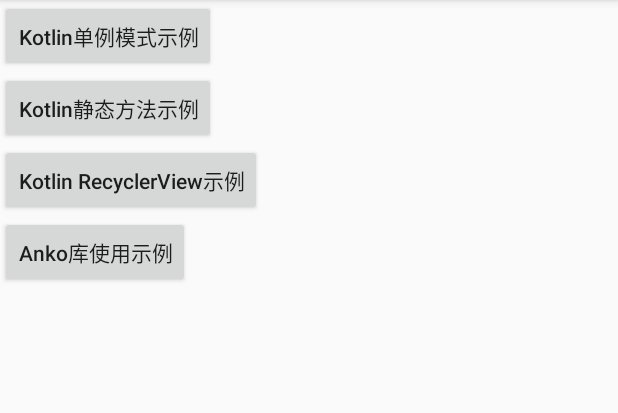
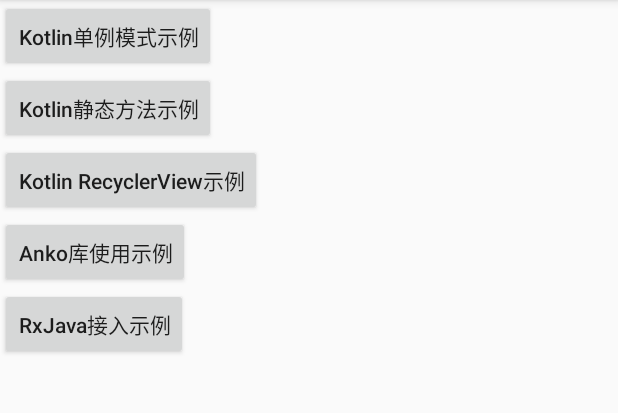
Before and after one commit to alexlee1987/KotlinManual, an Android app: the screen it shows after launch (MainActivity), after a tap on "Kotlin静态方法示例", on a phone screen of 412 x 824 dp, the part 84-497 px from its top. Run offline under Robolectric (Android 15) with nearby library versions, the phone set to English and light mode, and no system bars.

Commit message:
增加RxJava2接入及使用方式；添加@JvmStatic和@JvmField注解说明

```diff
--- a/app/build.gradle
+++ b/app/build.gradle
@@ -34,4 +34,6 @@ dependencies {
     testImplementation 'junit:junit:4.12'
     androidTestImplementation 'com.android.support.test:runner:1.0.2'
     androidTestImplementation 'com.android.support.test.espresso:espresso-core:3.0.2'
+    implementation "io.reactivex.rxjava2:rxjava:2.0.1"
+    implementation "io.reactivex.rxjava2:rxandroid:2.0.1"
 }
--- a/app/src/main/AndroidManifest.xml
+++ b/app/src/main/AndroidManifest.xml
@@ -1,6 +1,7 @@
 <?xml version="1.0" encoding="utf-8"?>
 <manifest xmlns:android="http://schemas.android.com/apk/res/android"
     package="com.alexlee1987.kotlinmanual">
+
     <uses-permission android:name="android.permission.ACCESS_WIFI_STATE" />
 
     <application
@@ -19,7 +20,8 @@
             </intent-filter>
         </activity>
         <activity android:name=".recyclerview.RecyclerViewActivity" />
-        <activity android:name=".ankodemo.AnkoDemoActivity"></activity>
+        <activity android:name=".ankodemo.AnkoDemoActivity" />
+        <activity android:name=".activity.RxJavaDemoActivity"></activity>
     </application>
 
 </manifest>
--- a/app/src/main/java/com/alexlee1987/kotlinmanual/MainActivity.kt
+++ b/app/src/main/java/com/alexlee1987/kotlinmanual/MainActivity.kt
@@ -6,6 +6,7 @@ import android.os.Bundle
 import android.util.Log
 import android.view.View
 import android.view.View.OnClickListener
+import com.alexlee1987.kotlinmanual.activity.RxJavaDemoActivity
 import com.alexlee1987.kotlinmanual.ankodemo.AnkoDemoActivity
 import com.alexlee1987.kotlinmanual.recyclerview.RecyclerViewActivity
 import com.alexlee1987.kotlinmanual.utils.CommonUtils
@@ -42,6 +43,9 @@ class MainActivity : AppCompatActivity(), OnClickListener {
             R.id.btn_anko -> {
                 clazz = AnkoDemoActivity::class.java
             }
+            R.id.btn_rxjava -> {
+                clazz = RxJavaDemoActivity::class.java
+            }
             else -> clazz = MainActivity::class.java
         }
         if (clazz != null) {
@@ -62,6 +66,7 @@ class MainActivity : AppCompatActivity(), OnClickListener {
         btn_static_fun.setOnClickListener(this)
         btn_recyclerview.setOnClickListener(this)
         btn_anko.setOnClickListener(this)
+        btn_rxjava.setOnClickListener(this)
     }
 
     /**
--- a/app/src/main/java/com/alexlee1987/kotlinmanual/utils/CommonUtils.kt
+++ b/app/src/main/java/com/alexlee1987/kotlinmanual/utils/CommonUtils.kt
@@ -5,7 +5,14 @@ package com.alexlee1987.kotlinmanual.utils
  */
 class CommonUtils {
     companion object {
+        // 伴生常量：在 companion object 中的公共、非 const 的属性 实际上为常量 必须用 @JvmField 注解才能暴露为静态字段。
+        // 如果没有这个注解，这些属性只能作为静态 Companion 字段中奇怪命名的 ‘getters’ 实例。
+        // 而只使用 @JvmStatic 而不是 @JvmField 的话，会将奇怪命名的 ‘getters’ 移到类的静态方法中，但仍然是不正确的。
+        @JvmField
         var times: Int = 0
+        // 伴生函数（伴生方法）：在 “companion object” 中的公共函数必须用使用 @JvmStatic 注解才能暴露为静态方法。
+        // 如果没有这个注解，这些函数仅可用作静态 Companion 字段上的实例方法。
+        @JvmStatic
         fun getCurTimes(): Int {
             times ++
             return times
--- a/app/src/main/res/layout/activity_main.xml
+++ b/app/src/main/res/layout/activity_main.xml
@@ -41,6 +41,14 @@
             android:onClick="onClick"
             android:textAllCaps="false"
             android:text="@string/str_anko_demo"/>
+
+        <Button
+            android:id="@+id/btn_rxjava"
+            android:layout_width="wrap_content"
+            android:layout_height="wrap_content"
+            android:onClick="onClick"
+            android:textAllCaps="false"
+            android:text="@string/str_rxjava_demo"/>
     </LinearLayout>
 
 </ScrollView>
--- a/app/src/main/res/values/strings.xml
+++ b/app/src/main/res/values/strings.xml
@@ -8,4 +8,5 @@
     <string name="str_static_fun">Kotlin静态方法示例</string>
     <string name="str_recyclerview">Kotlin RecyclerView示例</string>
     <string name="str_anko_demo">Anko库使用示例</string>
+    <string name="str_rxjava_demo">RxJava接入示例</string>
 </resources>
```
Also changed, not shown: app/src/main/java/com/alexlee1987/kotlinmanual/activity/RxJavaDemoActivity.kt (added, +130 -0 lines), 1 other file.
